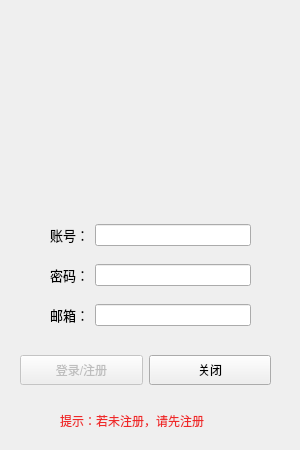
Huu-Yuu/DeskXiuxian, file ui/loginwindow.ui: the form before one commit.
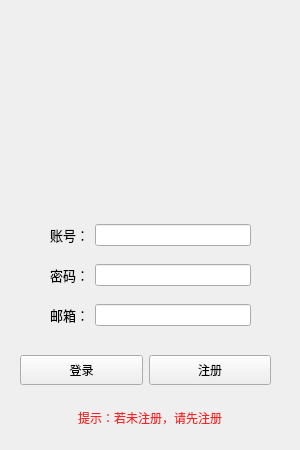
The form after the commit. Icons and pictures are not drawn.

Commit message: 1、增加数据相关函数 2、完善用户注册和修改角色名

What changed in the file:
```diff
--- a/ui/loginwindow.ui
+++ b/ui/loginwindow.ui
@@ -78,7 +78,7 @@
     <item>
      <widget class="QPushButton" name="star_btn">
       <property name="enabled">
-       <bool>false</bool>
+       <bool>true</bool>
       </property>
       <property name="minimumSize">
        <size>
@@ -87,7 +87,10 @@
        </size>
       </property>
       <property name="text">
-       <string>登录/注册</string>
+       <string>登录</string>
+      </property>
+      <property name="autoDefault">
+       <bool>false</bool>
       </property>
      </widget>
     </item>
@@ -100,7 +103,10 @@
        </size>
       </property>
       <property name="text">
-       <string>关闭</string>
+       <string>注册</string>
+      </property>
+      <property name="autoDefault">
+       <bool>false</bool>
       </property>
      </widget>
     </item>
@@ -109,18 +115,33 @@
   <widget class="QLabel" name="tip_text">
    <property name="geometry">
     <rect>
-     <x>60</x>
-     <y>410</y>
-     <width>191</width>
-     <height>21</height>
+     <x>0</x>
+     <y>405</y>
+     <width>300</width>
+     <height>25</height>
     </rect>
    </property>
+   <property name="minimumSize">
+    <size>
+     <width>300</width>
+     <height>25</height>
+    </size>
+   </property>
+   <property name="maximumSize">
+    <size>
+     <width>300</width>
+     <height>25</height>
+    </size>
+   </property>
    <property name="styleSheet">
     <string notr="true">color: rgb(239, 41, 41);</string>
    </property>
    <property name="text">
     <string>提示：若未注册，请先注册</string>
    </property>
+   <property name="alignment">
+    <set>Qt::AlignCenter</set>
+   </property>
   </widget>
   <widget class="QWidget" name="horizontalLayoutWidget_2">
    <property name="geometry">
```
Left out of the diff: 19 changed lines with no effect on the pictures. The commit also changes 12 other files.
